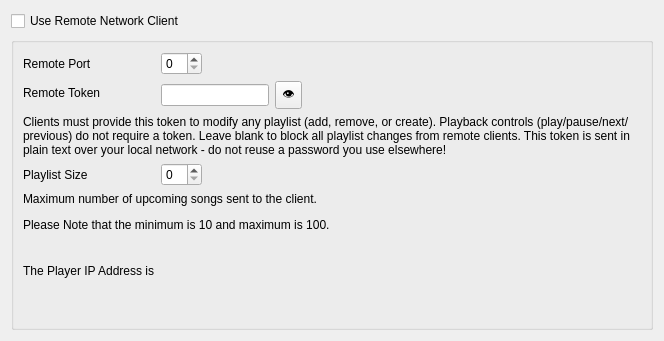
Old version of the form src/settings/networkremotesettingspage.ui in the repository strawberrymusicplayer/strawberry.
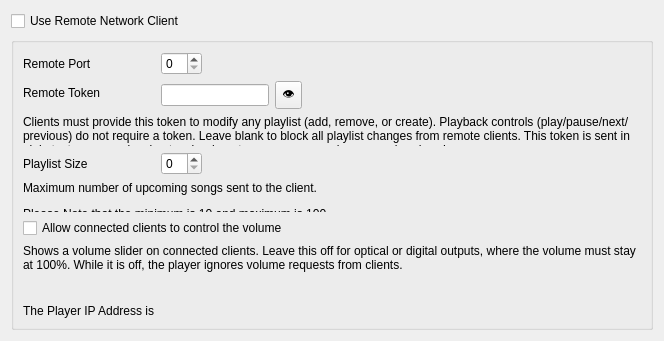
New version of the form.

Commit message: networkremote: add client seek and volume control (protocol version 6)

The edit to the form file:
```diff
--- a/src/settings/networkremotesettingspage.ui
+++ b/src/settings/networkremotesettingspage.ui
@@ -106,21 +106,38 @@
           </property>
          </widget>
         </item>
-        <item row="6" column="0">
+        <item row="8" column="0">
          <widget class="QLabel" name="ipAddressLabel">
           <property name="text">
            <string>The Player IP Address is</string>
           </property>
          </widget>
         </item>
-        <item row="6" column="1">
+        <item row="8" column="1">
          <widget class="QLabel" name="ip_address">
           <property name="text">
            <string/>
           </property>
          </widget>
         </item>
-        <item row="5" column="0">
+        <item row="5" column="0" colspan="2">
+         <widget class="QCheckBox" name="volumeControlCheck">
+          <property name="text">
+           <string>Allow connected clients to control the volume</string>
+          </property>
+         </widget>
+        </item>
+        <item row="6" column="0" colspan="2">
+         <widget class="QLabel" name="volumeControlExplanationLabel">
+          <property name="text">
+           <string>&lt;html&gt;&lt;head/&gt;&lt;body&gt;&lt;p&gt;Shows a volume slider on connected clients. Leave this off for optical or digital outputs, where the volume must stay at 100%. While it is off, the player ignores volume requests from clients.&lt;/p&gt;&lt;/body&gt;&lt;/html&gt;</string>
+          </property>
+          <property name="wordWrap">
+           <bool>true</bool>
+          </property>
+         </widget>
+        </item>
+        <item row="7" column="0">
          <spacer name="horizontalSpacer">
           <property name="orientation">
            <enum>Qt::Orientation::Horizontal</enum>
```
The commit also changes 18 other files.
